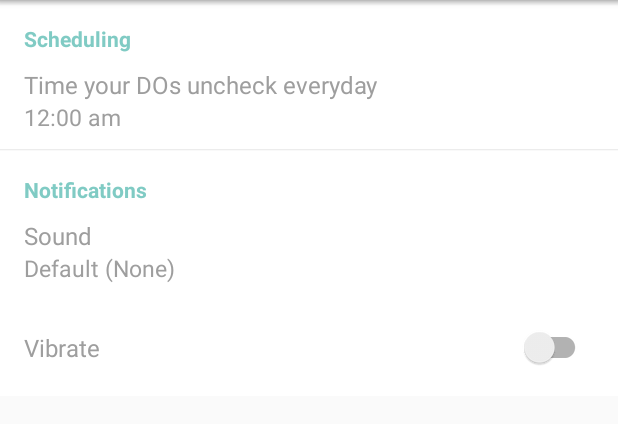
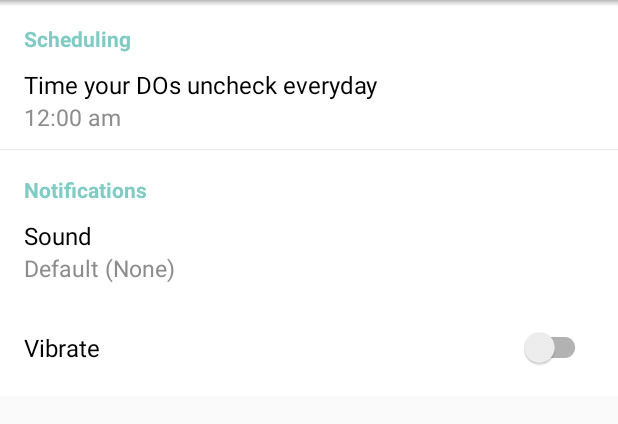
Before and after one commit to iniquitousone/dailydo, an Android app: the fragment SettingsFragment shown on its own in the app's theme, on a phone screen of 412 x 824 dp, the part 84-508 px from its top. Run offline under Robolectric (Android 15) with nearby library versions, the phone set to English and light mode, and no system bars.

Commit message:
Change colors of labels to black, change gray to be darker

```diff
--- a/app/src/main/res/layout/fragment_settings.xml
+++ b/app/src/main/res/layout/fragment_settings.xml
@@ -36,7 +36,7 @@
                 android:layout_width="wrap_content"
                 android:layout_height="wrap_content"
                 android:text="Time your DOs uncheck everyday"
-                android:textColor="@color/gray"
+                android:textColor="@color/black"
                 android:textSize="16sp" />
 
             <TextView
@@ -88,7 +88,7 @@
                 android:layout_width="wrap_content"
                 android:layout_height="wrap_content"
                 android:text="Sound"
-                android:textColor="@color/gray"
+                android:textColor="@color/black"
                 android:textSize="16sp" />
 
             <TextView
@@ -116,7 +116,7 @@
                 android:layout_height="wrap_content"
                 android:layout_weight="1"
                 android:text="Vibrate"
-                android:textColor="@color/gray"
+                android:textColor="@color/black"
                 android:textSize="16sp" />
 
             <android.support.v7.widget.SwitchCompat
--- a/app/src/main/res/values/colors.xml
+++ b/app/src/main/res/values/colors.xml
@@ -7,7 +7,7 @@
     <color name="light_silver">#ffe1e1e1</color>
     <color name="silver">#cccccc</color>
     <color name="light_gray">#f3f3f3</color>
-    <color name="gray">#9e9e9e</color>
+    <color name="gray">#ff8c8c8c</color>
     <color name="green">#76ff03</color>
     <color name="light_teal">#b2dfdb</color>
     <color name="teal">#80cbc4</color>
```
